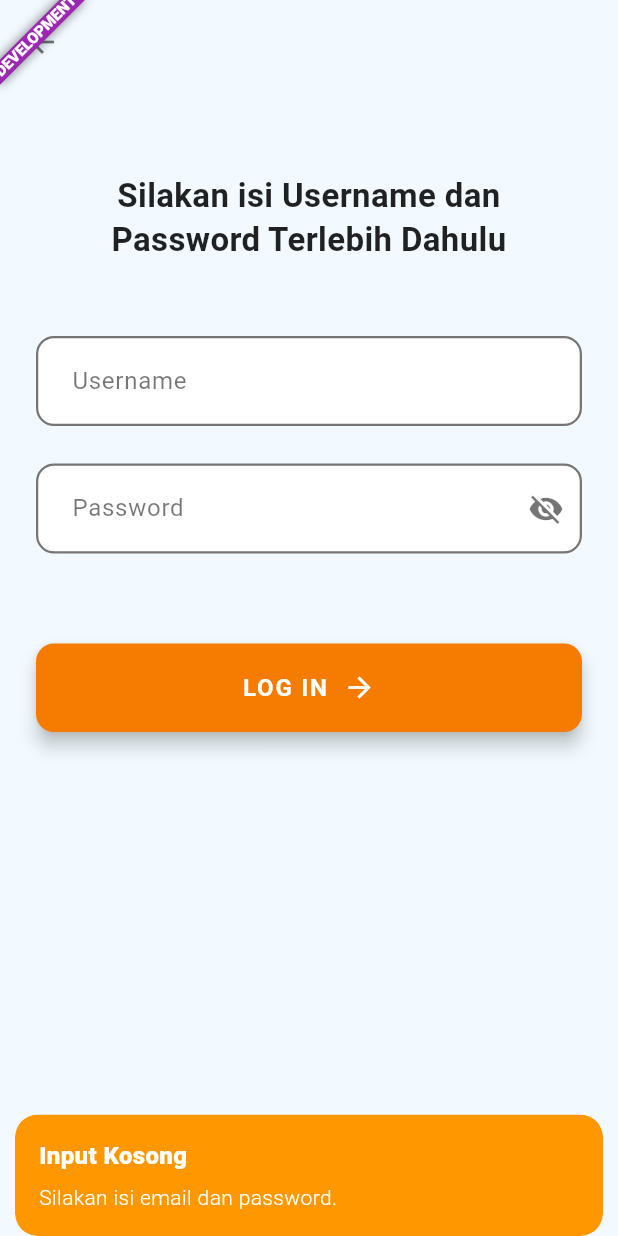
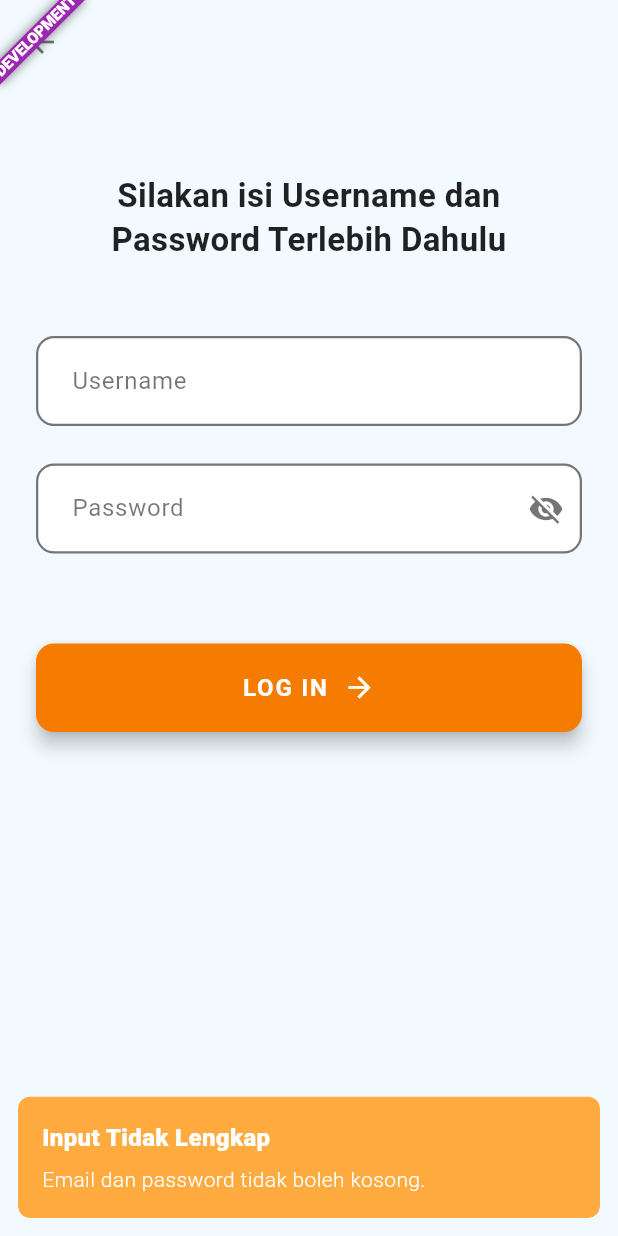
Before and after one commit to noralizaaa/aplikasi-pendataan-desa-pendem-, a Flutter app: the LoginScreen screen opened directly, after a tap on "LOG IN", on a phone screen of 412 x 824 dp. Run offline on Flutter 3.47's test engine with Material 3 defaults, Android fonts, the phone set to English and light mode, and no system bars; our stand-ins replace cloud_firestore, firebase_auth, firebase_core, fl_chart, get, table_calendar; missing offline and left inert: uid; accounts and stored records are empty.

Commit message:
[0.17.6] - 2025-05-28

```diff
--- a/lib/presentation/Login/login_controller.dart
+++ b/lib/presentation/Login/login_controller.dart
@@ -110,8 +110,96 @@ class LoginController extends GetxController {
     _loginAttemptCounter++;
     print('DEBUG: Attempting login via UI. Counter: $_loginAttemptCounter');
 
+    // Di dalam fungsi loginUser(), sebelum blok try untuk FirebaseAuth
     final String email = emailController.text.trim();
     final String password = passwordController.text.trim();
+
+// --- AWAL PERBAIKAN ---
+
+// 1. Validasi Input Kosong
+    if (email.isEmpty || password.isEmpty) {
+      print(
+          'DEBUG: Login input empty. Email: "$email", Password: "$password"'); // Lebih detail
+      Get.snackbar(
+        'Input Tidak Lengkap', // Judul lebih generik jika ada validasi lain
+        'Email dan password tidak boleh kosong.', // Pesan lebih jelas
+        snackPosition: SnackPosition.BOTTOM,
+        backgroundColor: Colors.orangeAccent,
+        // Warna yang sedikit berbeda untuk warning
+        colorText: Colors.white,
+        margin: const EdgeInsets.all(12),
+        borderRadius: 8,
+        duration: const Duration(seconds: 3),
+      );
+      isLoading.value =
+      false; // Pastikan isLoading di-reset jika validasi gagal
+      isManualLogin.value = false; // Reset juga jika perlu
+      return; // Hentikan eksekusi lebih lanjut
+    }
+
+// 2. (Opsional) Validasi Format Email Sederhana
+    if (!GetUtils.isEmail(email)) {
+      print('DEBUG: Invalid email format: "$email"');
+      Get.snackbar(
+        'Format Email Salah',
+        'Silakan masukkan alamat email yang valid.',
+        snackPosition: SnackPosition.BOTTOM,
+        backgroundColor: Colors.orangeAccent,
+        colorText: Colors.white,
+        margin: const EdgeInsets.all(12),
+        borderRadius: 8,
+        duration: const Duration(seconds: 3),
+      );
+      isLoading.value = false;
+      isManualLogin.value = false;
+      return;
+    }
+
+// 3. (Opsional) Validasi Panjang Password Minimum (jika ada aturan)
+// if (password.length < 6) {
+//   print('DEBUG: Password too short.');
+//   Get.snackbar(
+//     'Password Terlalu Pendek',
+//     'Password minimal harus 6 karakter.',
+//     snackPosition: SnackPosition.BOTTOM,
+//     backgroundColor: Colors.orangeAccent,
+//     colorText: Colors.white,
+//     margin: const EdgeInsets.all(12),
+//     borderRadius: 8,
+//     duration: const Duration(seconds: 3),
+//   );
+//   isLoading.value = false;
+//   isManualLogin.value = false;
+//   return;
+// }
+
+// --- AKHIR PERBAIKAN ---
+
+// Setelah semua validasi lolos, baru lanjutkan ke proses login Firebase
+    try {
+      isLoading.value =
+      true; // isLoading bisa di-set di sini jika validasi dipisah
+      isManualLogin.value = true;
+      _loginAttemptCounter++;
+      print(
+          'DEBUG: Attempting login via UI. Counter: $_loginAttemptCounter. Email: $email');
+
+      UserCredential userCredential = await _auth.signInWithEmailAndPassword(
+        email: email,
+        password: password,
+      );
+      print('DEBUG: Firebase login successful for ${userCredential.user
+          ?.email}. UID: ${userCredential.user?.uid}');
+      // Navigasi akan ditangani oleh authStateChanges
+    } on FirebaseAuthException catch (e) {
+      // ... (penanganan error FirebaseAuthException)
+    } catch (e) {
+      // ... (penanganan error umum)
+    } finally {
+      isLoading.value = false;
+      isManualLogin.value =
+      false; // Reset setelah login selesai (baik sukses maupun gagal)
+    }
 
     try {
       if (email.isEmpty || password.isEmpty) {
@@ -130,29 +218,76 @@ class LoginController extends GetxController {
         email: email,
         password: password,
       );
-      print('DEBUG: Firebase login successful for ${userCredential.user?.email}. UID: ${userCredential.user?.uid}');
+      print('DEBUG: Firebase login successful for ${userCredential.user
+          ?.email}. UID: ${userCredential.user?.uid}');
       // Navigasi akan ditangani oleh authStateChanges
+
     } on FirebaseAuthException catch (e) {
-      print('ERROR: FirebaseAuthException during UI login: ${e.code} - ${e.message}');
+      // Pastikan ini masih ada dan Anda melihat outputnya di konsol saat error terjadi
+      print('DEBUG: FirebaseAuthException - RAW ERROR CODE: "${e.code}", Message: "${e.message}"');
+
+      String errorMessage;
+      // Normalisasi kode error untuk konsistensi (opsional tapi bisa membantu)
+      String normalizedCode = e.code.toLowerCase().replaceAll('error_', '').replaceAll('-', '_');
+      // Contoh: 'auth/invalid-credential' menjadi 'auth_invalid_credential'
+      // 'INVALID_CREDENTIAL' menjadi 'invalid_credential'
+
+
+      // switch (e.code) { // Anda bisa tetap menggunakan e.code jika lebih suka
+      switch (normalizedCode) { // Atau gunakan versi yang dinormalisasi
+        case 'user_not_found': // Cocok untuk 'user-not-found' atau 'auth/user-not-found'
+        case 'auth_user_not_found':
+          errorMessage = 'Akun dengan email ini tidak ditemukan. Silakan daftar atau cek email Anda.';
+          break;
+        case 'wrong_password': // Cocok untuk 'wrong-password' atau 'auth/wrong-password'
+        case 'auth_wrong_password':
+          errorMessage = 'Password yang Anda masukkan salah. Silakan coba lagi.';
+          break;
+
+      // --- INI BAGIAN PENTING UNTUK KASUS ANDA ---
+        case 'invalid_credential': // Cocok untuk 'invalid-credential'
+        case 'auth_invalid_credential': // Cocok untuk 'auth/invalid-credential'
+          errorMessage = 'Email atau password yang Anda masukkan salah. Silakan periksa kembali.';
+          break;
+      // ------------------------------------------
+
+        case 'invalid_email': // Cocok untuk 'invalid-email' atau 'auth/invalid-email'
+        case 'auth_invalid_email':
+          errorMessage = 'Format email yang Anda masukkan tidak valid.';
+          break;
+        case 'user_disabled':
+        case 'auth_user_disabled':
+          errorMessage = 'Akun ini telah dinonaktifkan. Hubungi administrator.';
+          break;
+        case 'too_many_requests':
+        case 'auth_too_many_requests':
+          errorMessage = 'Terlalu banyak percobaan login. Silakan coba lagi nanti atau reset password Anda.';
+          break;
+        case 'network_request_failed':
+        case 'auth_network_request_failed':
+          errorMessage = 'Gagal terhubung ke server. Periksa koneksi internet Anda.';
+          break;
+        default:
+        // Jika kode yang dinormalisasi pun tidak cocok, tampilkan kode asli dari Firebase
+          errorMessage = 'Terjadi kesalahan saat login. (Kode Asli: ${e.code})';
+      }
+
       Get.snackbar(
         'Login Gagal',
-        'Error: ${e.message}',
+        errorMessage,
         snackPosition: SnackPosition.BOTTOM,
         backgroundColor: Colors.redAccent,
         colorText: Colors.white,
+        margin: const EdgeInsets.all(12),
+        borderRadius: 8,
+        duration: const Duration(seconds: 4),
       );
+
     } catch (e) {
-      print('ERROR: Unexpected exception during UI login: ${e.toString()}');
-      Get.snackbar(
-        'Error',
-        'Terjadi kesalahan: $e',
-        snackPosition: SnackPosition.BOTTOM,
-        backgroundColor: Colors.redAccent,
-        colorText: Colors.white,
-      );
+      // ... (penanganan error umum lainnya)
     } finally {
       isLoading.value = false;
-      isManualLogin.value = false; // Reset setelah login selesai
+      isManualLogin.value = false;
     }
   }
 
```
Also changed, not shown: lib/presentation/splash/splash_screen.dart (+76 -21 lines), 1 other file.
